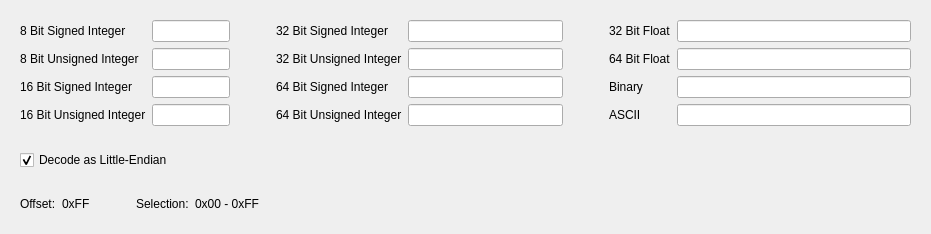
This is src/gtatools-gui/src/src/gui/HexEditorDecoder.ui in alemariusnexus/gtatools as Qt 5 draws it before an edit. The edited form follows.
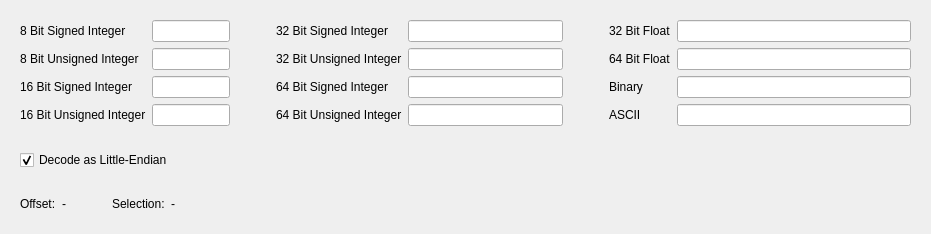
This is the edited form.

Diff of the .ui file:
```diff
--- a/src/gtatools-gui/src/src/gui/HexEditorDecoder.ui
+++ b/src/gtatools-gui/src/src/gui/HexEditorDecoder.ui
@@ -199,7 +199,7 @@
       <item>
        <widget class="QLabel" name="offsetLabel">
         <property name="text">
-         <string notr="true">0xFF</string>
+         <string notr="true">-</string>
         </property>
        </widget>
       </item>
@@ -229,7 +229,7 @@
       <item>
        <widget class="QLabel" name="selectionLabel">
         <property name="text">
-         <string notr="true">0x00 - 0xFF</string>
+         <string notr="true">-</string>
         </property>
        </widget>
       </item>
```
